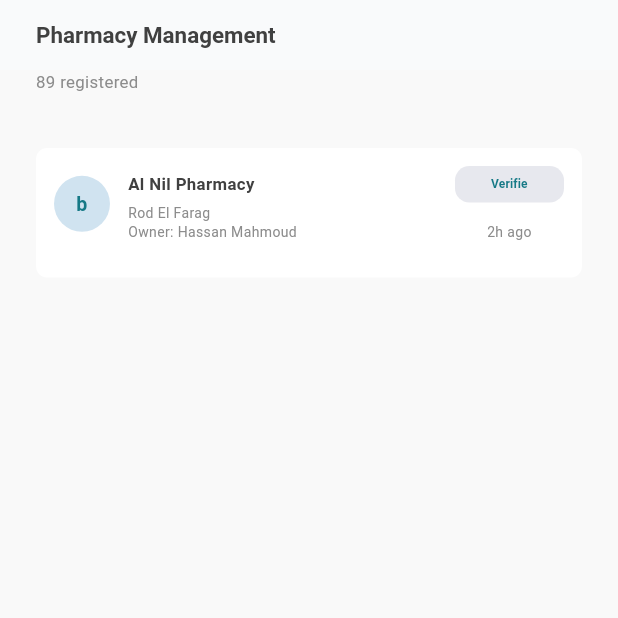
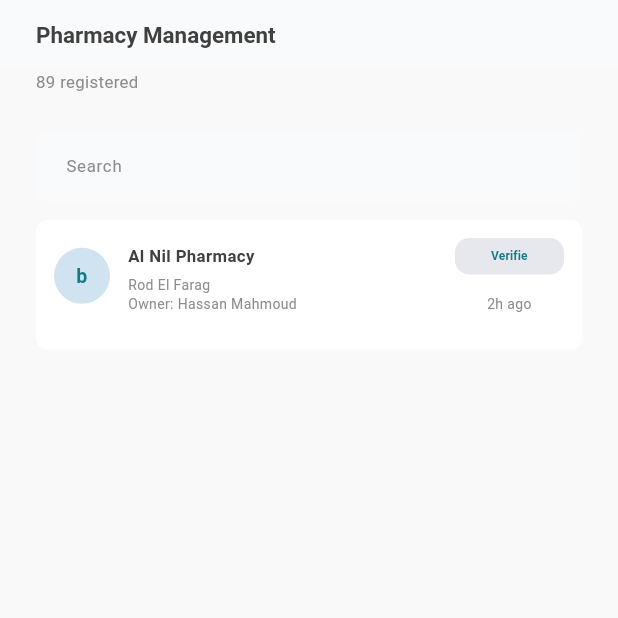
Before and after one commit to MryamAhmed/pharmacy-dashboard, a Flutter app: the PharmacyManagementScreen screen opened directly, on a phone screen of 412 x 824 dp, the top half of it. Run offline on Flutter 3.47's test engine with Material 3 defaults, Android fonts, the phone set to English and light mode, and no system bars; drawn by our look-alikes of auto_size_text; our stand-ins replace cached_network_image, dio, flutter_bloc, flutter_screenutil, flutter_secure_storage, flutter_svg and 10 more; accounts and stored records are empty; generated files the repository leaves out were written again; statements that could not run were skipped.

Commit message:
search widget ui

```diff
--- a/lib/core/constants/test_keys.dart
+++ b/lib/core/constants/test_keys.dart
@@ -112,4 +112,5 @@ class TestKeys {
   static const String pharmacyLocation = 'pharmacyLocation';
   static const String pharmacyOwner = 'pharmacyOwner';
   static const String pharmacyTime = 'pharmacyTime';
+  static const String searchBarWidget = 'searchBarWidget';
 }
--- a/lib/features/home/presentation/pharmacy_management_tab/widgets/search_bar_widget.dart
+++ b/lib/features/home/presentation/pharmacy_management_tab/widgets/search_bar_widget.dart
@@ -1,10 +1,24 @@
-import 'package:flutter/widgets.dart';
+import 'package:flutter/material.dart';
+
+import '../../../../../core/constants/test_keys.dart';
+import '../../../../../core/themes/app_text_style.dart';
+import '../../../../../shared/presentation/widgets/app_text_field.dart';
 
 class SearchBarWidget extends StatelessWidget {
   const SearchBarWidget({super.key});
 
   @override
   Widget build(BuildContext context) {
-    return const Column();
+    return Container(
+      child: AppTextField(
+        fieldKey: const Key(TestKeys.loginEmailField),
+        labelStyle: AppTextStyles.medium12,
+        controller: TextEditingController(),
+        hintText: "Search",
+        keyboardType: TextInputType.emailAddress,
+        textInputAction: TextInputAction.next,
+        textDirection: TextDirection.ltr,
+      ),
+    );
   }
 }
```
